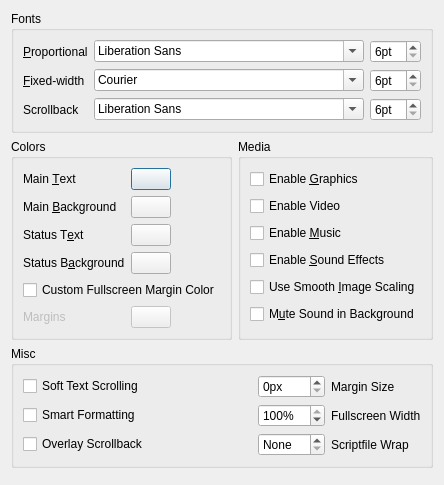
realnc/hugor, file src/confdialog.ui: the form before one commit.
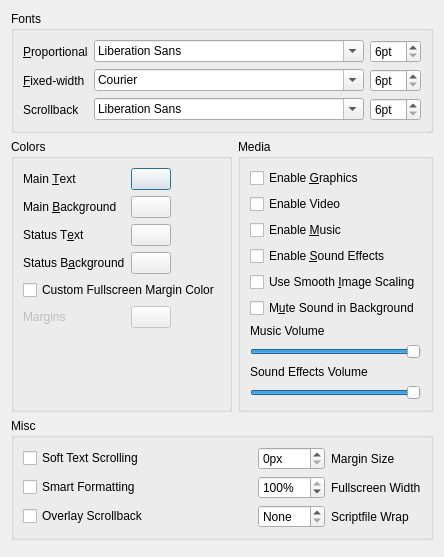
The form after the commit. Custom widgets are drawn as their Qt base class.

Commit message: Add volume control through config dialog sliders

What changed in the file:
```diff
--- a/src/confdialog.ui
+++ b/src/confdialog.ui
@@ -313,6 +313,55 @@
           </property>
          </widget>
         </item>
+        <item>
+         <widget class="QLabel" name="label_5">
+          <property name="text">
+           <string>Music Volume</string>
+          </property>
+          <property name="buddy">
+           <cstring>musicVolSlider</cstring>
+          </property>
+         </widget>
+        </item>
+        <item>
+         <widget class="QSlider" name="musicVolSlider">
+          <property name="maximum">
+           <number>100</number>
+          </property>
+          <property name="value">
+           <number>100</number>
+          </property>
+          <property name="sliderPosition">
+           <number>100</number>
+          </property>
+          <property name="orientation">
+           <enum>Qt::Horizontal</enum>
+          </property>
+         </widget>
+        </item>
+        <item>
+         <widget class="QLabel" name="label_7">
+          <property name="text">
+           <string>Sound Effects Volume</string>
+          </property>
+         </widget>
+        </item>
+        <item>
+         <widget class="QSlider" name="fxVolSlider">
+          <property name="maximum">
+           <number>100</number>
+          </property>
+          <property name="value">
+           <number>100</number>
+          </property>
+          <property name="sliderPosition">
+           <number>100</number>
+          </property>
+          <property name="orientation">
+           <enum>Qt::Horizontal</enum>
+          </property>
+         </widget>
+        </item>
        </layout>
       </widget>
      </item>
```
Left out of the diff: 8 changed lines with no effect on the pictures. The commit also changes 8 other files.
